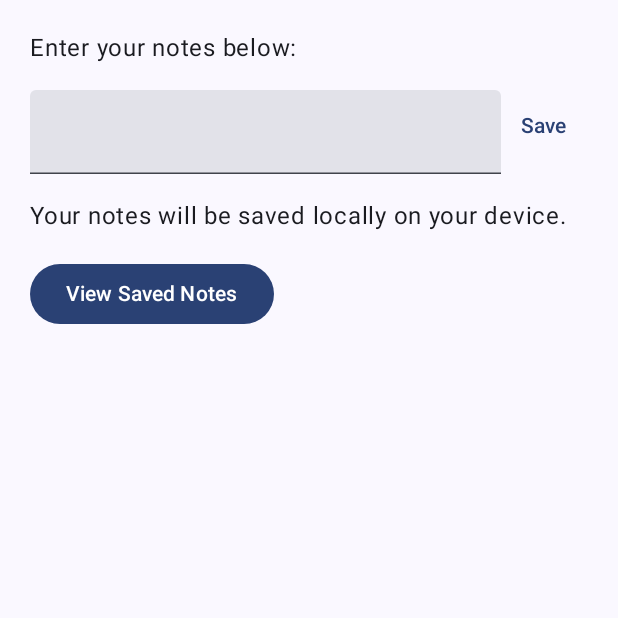
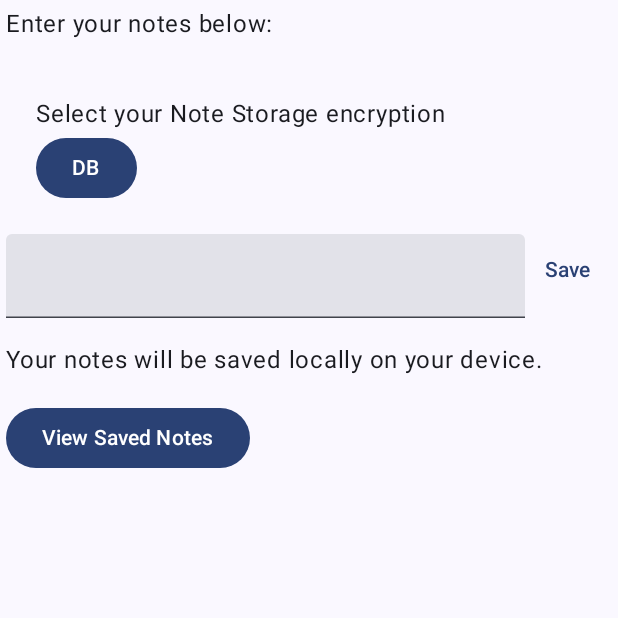
Before and after one commit to code-and-notes/securitysnack, an Android app built with Jetpack Compose: the screen it shows after launch (MainActivity), after a tap on "Go to Notes", on a phone screen of 412 x 824 dp, the top half of it. Run offline under Robolectric (Android 15) with nearby library versions, the phone set to English and light mode, and no system bars; our stand-ins replace Room's generated code.

Commit message:
added enum to select storage of note encryption

```diff
--- a/app/src/main/java/com/android/learning/securitysnack/database/AppDatabase.kt
+++ b/app/src/main/java/com/android/learning/securitysnack/database/AppDatabase.kt
@@ -2,11 +2,14 @@ package com.android.learning.securitysnack.database
 
 import androidx.room.Database
 import androidx.room.RoomDatabase
+import androidx.room.TypeConverters
+import com.android.learning.securitysnack.database.converters.CryptoConverters
 import com.android.learning.securitysnack.database.dao.NoteDao
 import com.android.learning.securitysnack.database.entity.Note
 
 
 @Database(entities = [Note::class], version =1, exportSchema = false)
+@TypeConverters(CryptoConverters::class)
 abstract class AppDatabase: RoomDatabase() {
 
     abstract fun noteDao(): NoteDao
--- /dev/null
+++ b/app/src/main/java/com/android/learning/securitysnack/sealed/Encryption.kt
@@ -0,0 +1,15 @@
+package com.android.learning.securitysnack.sealed
+
+sealed class Encryption {
+    object Basic : Encryption()
+    object Intermediate: Encryption()
+    object DB: Encryption()
+
+    override fun toString(): String {
+        return when(this) {
+            is Basic -> "Basic"
+            is Intermediate -> "Intermediate"
+            is DB -> "DB"
+        }
+    }
+}
--- a/app/src/main/java/com/android/learning/securitysnack/ui/sealed/Screens.kt
+++ b/app/src/main/java/com/android/learning/securitysnack/sealed/Screens.kt
@@ -1,4 +1,4 @@
-package com.android.learning.securitysnack.ui.sealed
+package com.android.learning.securitysnack.sealed
 
 sealed class Screens {
     object Home : Screens()
--- a/app/src/main/java/com/android/learning/securitysnack/ui/activities/MainActivity.kt
+++ b/app/src/main/java/com/android/learning/securitysnack/ui/activities/MainActivity.kt
@@ -21,7 +21,7 @@ import androidx.compose.ui.unit.dp
 import androidx.room.Room
 import androidx.room.RoomDatabase
 import com.android.learning.securitysnack.database.AppDatabase
-import com.android.learning.securitysnack.ui.sealed.Screens
+import com.android.learning.securitysnack.sealed.Screens
 import com.android.learning.securitysnack.ui.screens.Notes
 import com.android.learning.securitysnack.ui.theme.SecuritysnackTheme
 import com.android.learning.securitysnack.viewmodels.MainViewModel
--- a/app/src/main/java/com/android/learning/securitysnack/ui/screens/Notes.kt
+++ b/app/src/main/java/com/android/learning/securitysnack/ui/screens/Notes.kt
@@ -8,6 +8,8 @@ import androidx.compose.foundation.layout.Spacer
 import androidx.compose.foundation.layout.padding
 import androidx.compose.foundation.lazy.LazyColumn
 import androidx.compose.material3.Button
+import androidx.compose.material3.DropdownMenu
+import androidx.compose.material3.DropdownMenuItem
 import androidx.compose.material3.Text
 import androidx.compose.material3.TextButton
 import androidx.compose.material3.TextField
@@ -23,6 +25,7 @@ import androidx.compose.ui.tooling.preview.Preview
 import androidx.compose.ui.unit.dp
 import com.android.learning.securitysnack.database.AppDatabase
 import com.android.learning.securitysnack.database.entity.Note
+import com.android.learning.securitysnack.sealed.Encryption
 import com.android.learning.securitysnack.viewmodels.MainViewModel
 import kotlinx.coroutines.CoroutineScope
 import kotlinx.coroutines.Dispatchers
@@ -33,9 +36,13 @@ fun Notes(modifier: Modifier = Modifier,mainViewModel: MainViewModel,database: A
     val scope = rememberCoroutineScope()
     var noteText by remember { mutableStateOf("") }
     var notes : List<Note> by remember { mutableStateOf(emptyList()) }
-    Column(modifier = modifier.padding(20.dp), horizontalAlignment = Alignment.Start) {
+    var encryption: Encryption by remember { mutableStateOf(Encryption.Basic) }
+    Column(modifier = modifier.padding(4.dp), horizontalAlignment = Alignment.Start) {
         Text("Enter your notes below:")
         Spacer(modifier = Modifier.padding(8.dp))
+        DropDown(onSelect = { selected ->
+            encryption = selected
+        })
         Row(horizontalArrangement = Arrangement.Center) {
             TextField(
                 value = noteText,
@@ -43,7 +50,7 @@ fun Notes(modifier: Modifier = Modifier,mainViewModel: MainViewModel,database: A
                 modifier = Modifier.weight(1f)
             )
             TextButton(onClick = {
-                mainViewModel.saveNote(noteText,database)
+                mainViewModel.saveNote(noteText,database,encryption)
                 noteText = ""
             }) {
                 Text("Save")
@@ -74,18 +81,46 @@ fun Notes(modifier: Modifier = Modifier,mainViewModel: MainViewModel,database: A
 fun ShowNotes(notes: List<Note>, delete: (Int) -> Unit = {}) {
     LazyColumn {
         items(notes.size) { index ->
-            BaiscNoteItem(note = notes[index],delete = { delete(notes[index].id) })
+            BasicNoteItem(note = notes[index],delete = { delete(notes[index].id) })
         }
     }
 }
 @Composable
-fun BaiscNoteItem(note: Note,delete: () -> Unit = {}) {
-    Row(modifier = Modifier.padding(20.dp), horizontalArrangement = Arrangement.SpaceBetween,
+fun BasicNoteItem(note: Note,delete: () -> Unit = {}) {
+    Row(modifier = Modifier.padding(4.dp), horizontalArrangement = Arrangement.SpaceBetween,
         verticalAlignment = Alignment.CenterVertically) {
         Text(text = note.content, modifier = Modifier.weight(1f))
-        Button(onClick = delete) {
+        Text(text = note.encryption.toString(), modifier = Modifier.weight(1f))
+        Button(onClick = delete, modifier = Modifier.weight(1f)) {
             Text("Delete")
         }
 
     }
 }
+
+
+@Composable
+fun DropDown(modifier: Modifier = Modifier, onSelect: (Encryption) -> Unit = {}) {
+    var expanded by remember { mutableStateOf(false) }
+    val options = listOf(Encryption.DB, Encryption.Basic, Encryption.Intermediate)
+    var selectedOption by remember { mutableStateOf(options[0]) }
+
+    Column(modifier = modifier.padding(20.dp)) {
+        Text("Select your Note Storage encryption")
+        Button(onClick = { expanded = true }) {
+            Text(selectedOption.toString())
+        }
+        DropdownMenu(expanded = expanded, onDismissRequest = { expanded = false }) {
+            options.forEach { option ->
+                DropdownMenuItem(
+                    text = { Text(option.toString()) },
+                    onClick = {
+                        selectedOption = option
+                        expanded = false
+                        onSelect(option)
+                    }
+                )
+            }
+        }
+    }
+}
--- a/app/src/main/java/com/android/learning/securitysnack/ui/sealed/Encryption.kt
+++ /dev/null
@@ -1,6 +0,0 @@
-package com.android.learning.securitysnack.ui.sealed
-
-sealed class Encryption {
-    object Basic : Encryption()
-    object Intermediate: Encryption()
-}
--- /dev/null
+++ b/app/src/main/java/com/android/learning/securitysnack/utilities/Constants.kt
@@ -0,0 +1,4 @@
+package com.android.learning.securitysnack.utilities
+
+object Constants{
+    }
```
Also changed, not shown: app/src/main/java/com/android/learning/securitysnack/SecuritySnack.kt (added, +12 -0 lines), app/src/main/java/com/android/learning/securitysnack/database/converters/CryptoConverters.kt (added, +60 -0 lines), app/src/main/java/com/android/learning/securitysnack/database/entity/Note.kt (+7 -1 lines), app/src/main/java/com/android/learning/securitysnack/utilities/KeyManager.kt (added, +34 -0 lines), app/src/main/java/com/android/learning/securitysnack/viewmodels/MainViewModel.kt (+5 -2 lines).
